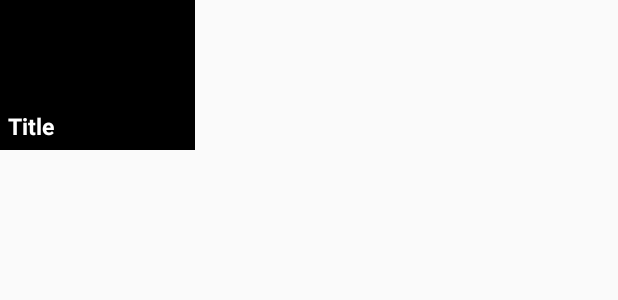
After one commit to hkim00/moves, an Android app: the layout item_move.xml on its own in the app's theme, with its tools: preview values and no code run, on a phone screen of 412 x 824 dp. The commit adds this screen. Shown: the top 300 px of the screen. Run offline under Robolectric (Android 15) with nearby library versions, the phone set to English and light mode, and no system bars.

Commit message:
- Add item_move for move data (for Huda) - Add miles to meters converter for API

```diff
--- a/app/src/main/java/com/hkim00/moves/HomeActivity.java
+++ b/app/src/main/java/com/hkim00/moves/HomeActivity.java
@@ -3,6 +3,7 @@ package com.hkim00.moves;
 import android.graphics.Point;
 import android.os.Bundle;
 import android.view.Display;
+import android.view.View;
 import android.widget.Button;
 import android.widget.ImageView;
 import android.widget.TextView;
@@ -30,8 +31,8 @@ public class HomeActivity extends AppCompatActivity {
 
     String time;
     String numberOfPeople;
-    String radius;
-    String price;
+    int radius;
+    int priceLevel;
 
     TextView tvLocation;
     Button btnTime;
@@ -44,8 +45,6 @@ public class HomeActivity extends AppCompatActivity {
     ImageView ivActivities;
     ImageView ivAttractions;
     ImageView ivEvents;
-
-
 
 
     @Override
@@ -110,7 +109,7 @@ public class HomeActivity extends AppCompatActivity {
 
         RequestParams params = new RequestParams();
         params.put("location","47.6289467,-122.3428731");
-        params.put("radius", "1500"); //1500 meters
+        params.put("radius", milesToMeters(1)); //1500 meters
         params.put("type","restaurant");
         params.put("key", getString(R.string.api_key));
 
@@ -147,4 +146,8 @@ public class HomeActivity extends AppCompatActivity {
         });
     }
 
+
+    private int milesToMeters(float miles) {
+        return (int) (miles/0.000621317);
+    }
 }
--- /dev/null
+++ b/app/src/main/res/layout/item_move.xml
@@ -0,0 +1,29 @@
+<?xml version="1.0" encoding="utf-8"?>
+<androidx.constraintlayout.widget.ConstraintLayout xmlns:android="http://schemas.android.com/apk/res/android"
+    xmlns:app="http://schemas.android.com/apk/res-auto"
+    xmlns:tools="http://schemas.android.com/tools"
+    android:layout_width="wrap_content"
+    android:layout_height="wrap_content">
+
+    <ImageView
+        android:id="@+id/ivMoveImage"
+        android:layout_width="130dp"
+        android:layout_height="100dp"
+        app:layout_constraintEnd_toEndOf="parent"
+        app:layout_constraintStart_toStartOf="parent"
+        app:layout_constraintTop_toTopOf="parent"
+        app:srcCompat="@color/black" />
+
+    <TextView
+        android:id="@+id/tvTitle"
+        android:layout_width="wrap_content"
+        android:layout_height="wrap_content"
+        android:layout_marginStart="5dp"
+        android:layout_marginBottom="5dp"
+        android:text="Title"
+        android:textColor="#FFFFFF"
+        android:textSize="15dp"
+        android:textStyle="bold"
+        app:layout_constraintBottom_toBottomOf="@+id/ivMoveImage"
+        app:layout_constraintStart_toStartOf="@+id/ivMoveImage" />
+</androidx.constraintlayout.widget.ConstraintLayout>
```
